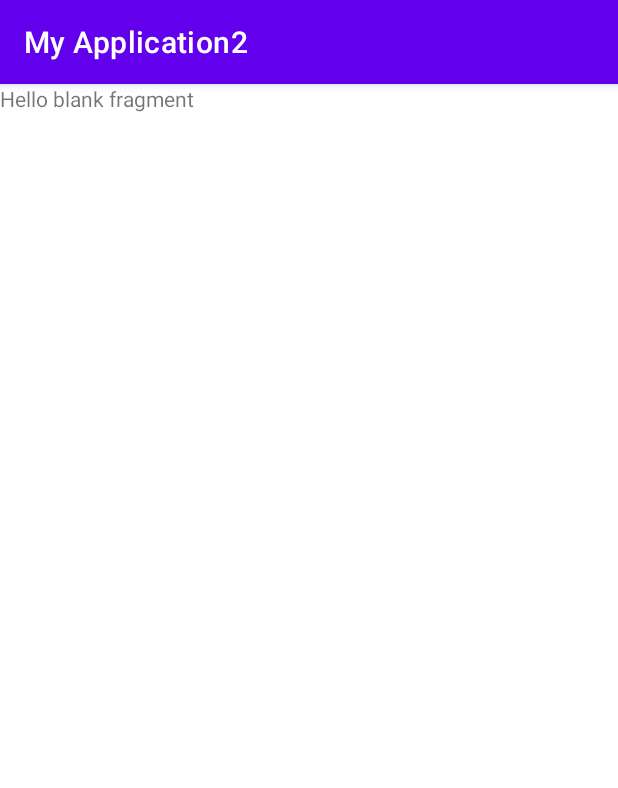
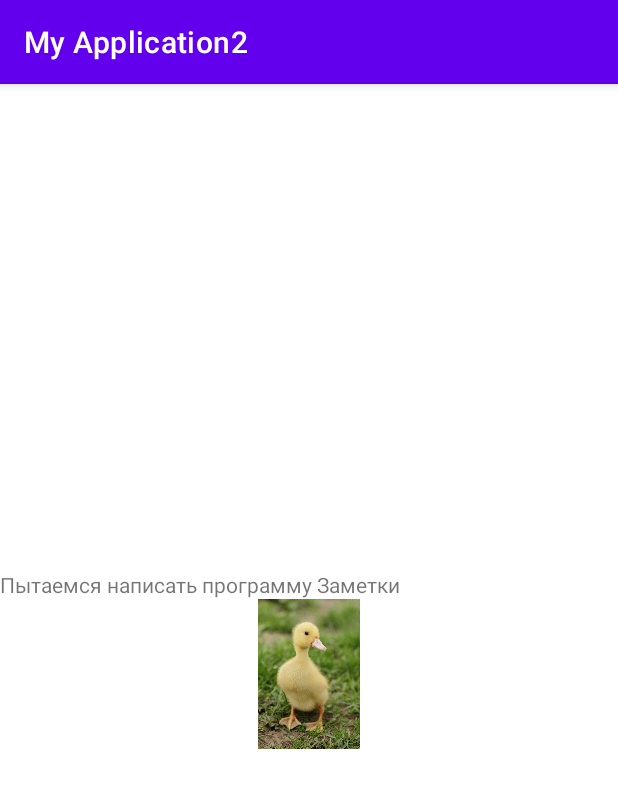
Before and after one commit to Vladimir-Yurevich2021/MyApplication2, an Android app: the fragment AboutFragment shown on its own in the app's theme, on a phone screen of 412 x 824 dp. Shown: the top 788 px of the screen. Run offline under Robolectric (Android 15) with nearby library versions, the phone set to English and light mode, and no system bars.

Commit message:
Создали разметку fragment_about и добавили картинку в проект

```diff
--- a/app/src/main/res/layout/fragment_about.xml
+++ b/app/src/main/res/layout/fragment_about.xml
@@ -1,14 +1,22 @@
 <?xml version="1.0" encoding="utf-8"?>
-<FrameLayout xmlns:android="http://schemas.android.com/apk/res/android"
-             xmlns:tools="http://schemas.android.com/tools"
-             android:layout_width="match_parent"
-             android:layout_height="match_parent"
-             tools:context=".AboutFragment">
+<LinearLayout xmlns:android="http://schemas.android.com/apk/res/android"
+              xmlns:tools="http://schemas.android.com/tools"
+              android:layout_width="match_parent"
+              android:layout_height="match_parent"
+              android:orientation="vertical"
+              android:gravity="center"
+              tools:context=".AboutFragment">
 
     <!-- TODO: Update blank fragment layout -->
     <TextView
             android:layout_width="match_parent"
-            android:layout_height="match_parent"
-            android:text="@string/hello_blank_fragment"/>
+            android:layout_height="wrap_content"
+            android:text="@string/txt_about_fragment"/>
+    <ImageView
+            android:layout_width="100dp"
+            android:layout_height="100dp"
+               android:contentDescription="@string/txt_about_fragment"
+               android:src="@drawable/android_oreo"/>
 
-</FrameLayout>
+
+</LinearLayout>
--- a/app/src/main/res/values/strings.xml
+++ b/app/src/main/res/values/strings.xml
@@ -7,4 +7,5 @@
     <string name="about">About</string>
     <string name="exit">Exit</string>
     <string name="txt_drawer">О приложении</string>
+    <string name="txt_about_fragment">Пытаемся написать программу Заметки</string>
 </resources>
```
Also changed, not shown: app/src/main/res/drawable/android_oreo.jpg (added).
